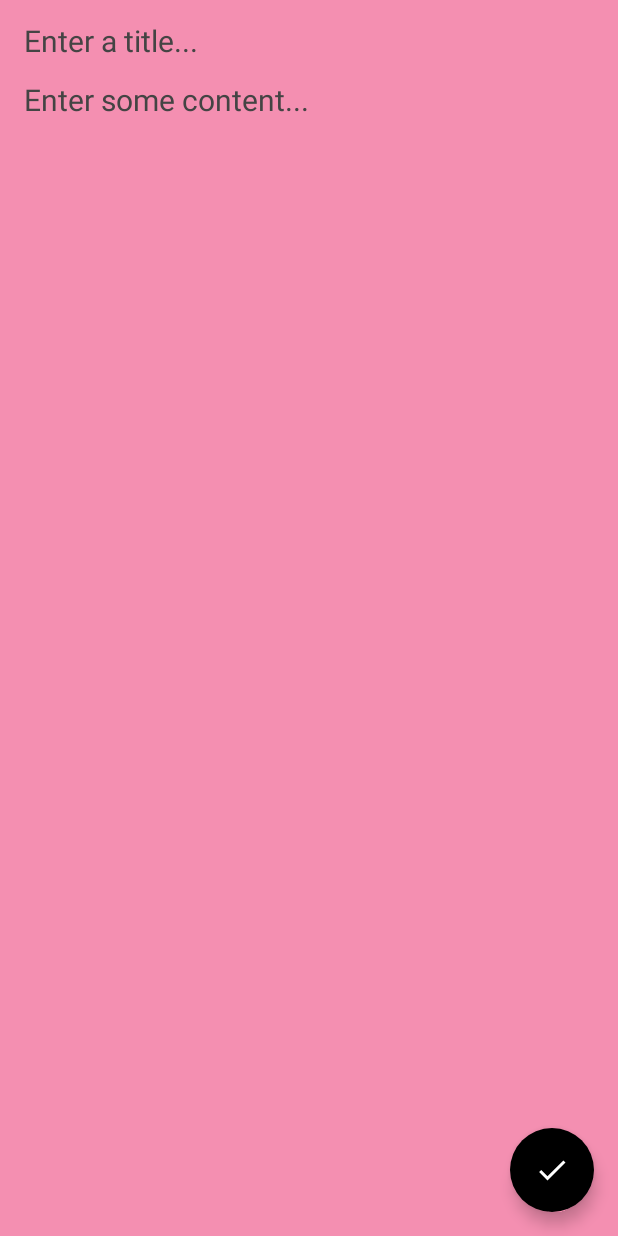
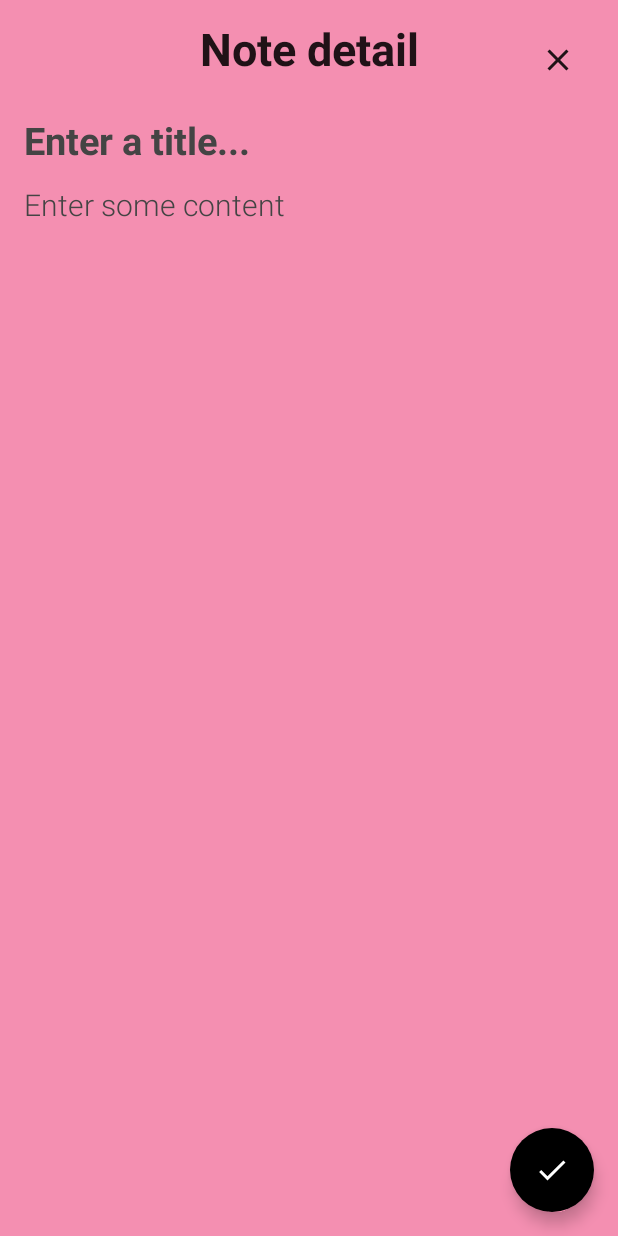
Before and after one commit to MeisterLabs/kmm-example-note-app, an Android app built with Jetpack Compose: the screen it shows after launch (MainActivity), after a tap on "Add note", on a phone screen of 412 x 824 dp. Run offline under Robolectric (Android 15) with nearby library versions, the light colour scheme and no system bars; our stand-ins replace Dagger/Hilt's generated code; libraries missing offline, so code that uses them is left out: com.squareup.sqldelight; 2 statements that could not run were skipped.

Commit message:
update strings

```diff
--- a/androidApp/src/main/java/com/meisterlabs/testapp/android/MainActivity.kt
+++ b/androidApp/src/main/java/com/meisterlabs/testapp/android/MainActivity.kt
@@ -19,12 +19,12 @@ class MainActivity : ComponentActivity() {
         setContent {
             MyApplicationTheme {
                 val navController = rememberNavController()
-                NavHost(navController = navController, startDestination = "note_list") {
-                    composable(route = "note_list") {
+                NavHost(navController = navController, startDestination = Screen.NoteListScreen.route) {
+                    composable(route = Screen.NoteListScreen.route) {
                         NoteListScreen(navController = navController)
                     }
                     composable(
-                        route = "note_detail/{noteId}",
+                        route = "${Screen.NoteDetailScreen.route}/{noteId}",
                         arguments = listOf(
                             navArgument(name = "noteId") {
                                 type = NavType.LongType
--- /dev/null
+++ b/androidApp/src/main/java/com/meisterlabs/testapp/android/Screen.kt
@@ -0,0 +1,6 @@
+package com.meisterlabs.testapp.android
+
+sealed class Screen(val route: String) {
+    object NoteListScreen: Screen("note_list_screen")
+    object NoteDetailScreen : Screen("note_detail_screen")
+}
--- a/androidApp/src/main/java/com/meisterlabs/testapp/android/note_detail/NoteDetailScreen.kt
+++ b/androidApp/src/main/java/com/meisterlabs/testapp/android/note_detail/NoteDetailScreen.kt
@@ -1,27 +1,39 @@
 package com.meisterlabs.testapp.android.note_detail
 
 import androidx.compose.foundation.background
+import androidx.compose.foundation.layout.Arrangement
+import androidx.compose.foundation.layout.Box
 import androidx.compose.foundation.layout.Column
+import androidx.compose.foundation.layout.Row
 import androidx.compose.foundation.layout.Spacer
 import androidx.compose.foundation.layout.fillMaxSize
+import androidx.compose.foundation.layout.fillMaxWidth
 import androidx.compose.foundation.layout.height
 import androidx.compose.foundation.layout.padding
+import androidx.compose.foundation.layout.size
 import androidx.compose.material.FloatingActionButton
 import androidx.compose.material.Icon
+import androidx.compose.material.IconButton
 import androidx.compose.material.Scaffold
+import androidx.compose.material.Text
 import androidx.compose.material.icons.Icons
 import androidx.compose.material.icons.filled.Check
+import androidx.compose.material.icons.filled.Close
 import androidx.compose.runtime.Composable
 import androidx.compose.runtime.LaunchedEffect
 import androidx.compose.runtime.collectAsState
 import androidx.compose.runtime.getValue
+import androidx.compose.ui.Alignment
 import androidx.compose.ui.Modifier
 import androidx.compose.ui.graphics.Color
+import androidx.compose.ui.res.stringResource
 import androidx.compose.ui.text.TextStyle
+import androidx.compose.ui.text.font.FontWeight
 import androidx.compose.ui.unit.dp
 import androidx.compose.ui.unit.sp
 import androidx.hilt.navigation.compose.hiltViewModel
 import androidx.navigation.NavController
+import com.meisterlabs.testapp.android.R
 
 @Composable
 fun NoteDetailScreen(
@@ -32,6 +44,8 @@ fun NoteDetailScreen(
 
     val state by viewModel.state.collectAsState()
     val hasNoteBeenSaved by viewModel.hasNoteBeenSaved.collectAsState()
+
+    val isEdit = noteId != -1L
 
     LaunchedEffect(key1 = hasNoteBeenSaved) {
         if (hasNoteBeenSaved) {
@@ -47,7 +61,7 @@ fun NoteDetailScreen(
             ) {
                 Icon(
                     imageVector = Icons.Default.Check,
-                    contentDescription = "Save note",
+                    contentDescription = stringResource(id = R.string.save_note),
                     tint = Color.White
                 )
             }
@@ -60,28 +74,50 @@ fun NoteDetailScreen(
                 .padding(padding)
                 .padding(16.dp)
         ) {
+            Box(
+                modifier = Modifier
+                    .fillMaxWidth()
+            ) {
+                Text(
+                    text = stringResource(id = R.string.note_detail),
+                    fontWeight = FontWeight.Bold,
+                    fontSize = 30.sp,
+                    modifier = Modifier.align(Alignment.TopCenter)
+                )
+                IconButton(onClick = {
+                    navController.popBackStack()
+                },
+                    modifier = Modifier.align(Alignment.TopEnd)
+                ) {
+                    Icon(
+                        imageVector = Icons.Default.Close,
+                        contentDescription = stringResource(id = R.string.close_note_detail)
+                    )
+                }
+            }
+            Spacer(modifier = Modifier.size(16.dp))
             TransparentHintTextField(
                 text = state.noteTitle,
-                hint = "Enter a title...",
+                hint = stringResource(id = R.string.hint_note_title),
                 isHintVisible = state.isNoteTitleHintVisible,
                 onValueChanged = viewModel::onNoteTitleChanged,
                 onFocusChanged = {
                     viewModel.onNoteTitleFocusChanged(it.isFocused)
                 },
                 singleLine = true,
-                textStyle = TextStyle(fontSize = 20.sp)
+                textStyle = TextStyle(fontSize = 25.sp, fontWeight = FontWeight.Bold)
             )
             Spacer(modifier = Modifier.height(16.dp))
             TransparentHintTextField(
                 text = state.noteContent,
-                hint = "Enter some content...",
+                hint = stringResource(id = R.string.hint_note_content),
                 isHintVisible = state.isNoteContentHintVisible,
                 onValueChanged = viewModel::onNoteContentChanged,
                 onFocusChanged = {
                     viewModel.onNoteContentFocusChanged(it.isFocused)
                 },
                 singleLine = false,
-                textStyle = TextStyle(fontSize = 20.sp),
+                textStyle = TextStyle(fontSize = 20.sp, fontWeight = FontWeight.Light),
                 modifier = Modifier.weight(1f)
             )
         }
--- a/androidApp/src/main/java/com/meisterlabs/testapp/android/note_list/HideableTextField.kt
+++ b/androidApp/src/main/java/com/meisterlabs/testapp/android/note_list/HideableTextField.kt
@@ -17,7 +17,9 @@ import androidx.compose.material.icons.filled.Search
 import androidx.compose.runtime.Composable
 import androidx.compose.ui.Alignment
 import androidx.compose.ui.Modifier
+import androidx.compose.ui.res.stringResource
 import androidx.compose.ui.unit.dp
+import com.meisterlabs.testapp.android.R
 
 @Composable
 fun HideableSearchTextfield(
@@ -38,7 +40,7 @@ fun HideableSearchTextfield(
                 value = text,
                 onValueChange = onTextChange,
                 shape = RoundedCornerShape(50.dp),
-                placeholder = { Text(text = "Search") },
+                placeholder = { Text(text = stringResource(id = R.string.search)) },
                 modifier = Modifier
                     .fillMaxWidth()
                     .padding(16.dp)
@@ -54,7 +56,7 @@ fun HideableSearchTextfield(
             IconButton(onClick = onCloseClick) {
                 Icon(
                     imageVector = Icons.Default.Close,
-                    contentDescription = "Close search"
+                    contentDescription = stringResource(id = R.string.close_search)
                 )
             }
         }
@@ -67,7 +69,7 @@ fun HideableSearchTextfield(
             IconButton(onClick = onSearchClick) {
                 Icon(
                     imageVector = Icons.Default.Search,
-                    contentDescription = "Open search"
+                    contentDescription = stringResource(id = R.string.open_search)
                 )
             }
         }
--- a/androidApp/src/main/java/com/meisterlabs/testapp/android/note_list/NoteItem.kt
+++ b/androidApp/src/main/java/com/meisterlabs/testapp/android/note_list/NoteItem.kt
@@ -21,11 +21,13 @@ import androidx.compose.ui.Alignment
 import androidx.compose.ui.Modifier
 import androidx.compose.ui.draw.clip
 import androidx.compose.ui.graphics.Color
+import androidx.compose.ui.res.stringResource
 import androidx.compose.ui.text.font.FontWeight
 import androidx.compose.ui.unit.dp
 import androidx.compose.ui.unit.sp
 import com.meisterlabs.testapp.domain.note.Note
 import com.meisterlabs.noteapp.domain.time.DateTimeUtil
+import com.meisterlabs.testapp.android.R
 
 @Composable
 fun NoteItem(
@@ -57,7 +59,7 @@ fun NoteItem(
             )
             Icon(
                 imageVector = Icons.Default.Close,
-                contentDescription = "Delete note",
+                contentDescription = stringResource(id = R.string.delete_note),
                 modifier = Modifier
                     .clickable(MutableInteractionSource(), null) {
                         onDeleteClick()
--- a/androidApp/src/main/java/com/meisterlabs/testapp/android/note_list/NoteListScreen.kt
+++ b/androidApp/src/main/java/com/meisterlabs/testapp/android/note_list/NoteListScreen.kt
@@ -20,11 +20,15 @@ import androidx.compose.runtime.getValue
 import androidx.compose.ui.Alignment
 import androidx.compose.ui.Modifier
 import androidx.compose.ui.graphics.Color
+import androidx.compose.ui.res.stringResource
 import androidx.compose.ui.text.font.FontWeight
+import androidx.compose.ui.text.style.TextAlign
 import androidx.compose.ui.unit.dp
 import androidx.compose.ui.unit.sp
 import androidx.hilt.navigation.compose.hiltViewModel
 import androidx.navigation.NavHostController
+import com.meisterlabs.testapp.android.R
+import com.meisterlabs.testapp.android.Screen
 
 @OptIn(ExperimentalFoundationApi::class)
 @Composable
@@ -43,13 +47,13 @@ fun NoteListScreen(
             FloatingActionButton(
                 onClick = {
                     // must be specified argument on new note
-                    navController.navigate("note_detail/-1L")
+                    navController.navigate("${Screen.NoteDetailScreen.route}/-1L")
                 },
                 backgroundColor = Color.Black
             ) {
                 Icon(
                     imageVector = Icons.Default.Add,
-                    contentDescription = "Add note",
+                    contentDescription = stringResource(id = R.string.add_note),
                     tint = Color.White
                 )
             }
@@ -80,7 +84,7 @@ fun NoteListScreen(
                     exit = fadeOut()
                 ) {
                     Text(
-                        text = "All notes",
+                        text = stringResource(id = R.string.all_notes),
                         fontWeight = FontWeight.Bold,
                         fontSize = 30.sp
                     )
@@ -98,7 +102,7 @@ fun NoteListScreen(
                         backgroundColor = Color(note.colorHex),
                         onNoteClick = {
                             // edit route
-                            navController.navigate("note_detail/${note.id}")
+                            navController.navigate("${Screen.NoteDetailScreen.route}/${note.id}")
                         },
                         onDeleteClick = {
                             viewModel.deleteNoteById(note.id!!)
@@ -111,5 +115,18 @@ fun NoteListScreen(
                 }
             }
         }
+        Box(
+            contentAlignment = Alignment.Center,
+            modifier = Modifier.fillMaxSize()
+        ) {
+            if (state.notes.isEmpty()) {
+                Text(
+                    text = stringResource(id = R.string.no_notes),
+                    fontWeight = FontWeight.SemiBold,
+                    fontSize = 20.sp,
+                    textAlign = TextAlign.Center
+                )
+            }
+        }
     }
 }
--- /dev/null
+++ b/androidApp/src/main/res/values/strings.xml
@@ -0,0 +1,15 @@
+<?xml version="1.0" encoding="utf-8"?>
+<resources>
+    <string name="all_notes">All notes</string>
+    <string name="add_note">Add note</string>
+    <string name="delete_note">Delete note</string>
+    <string name="search">Search</string>
+    <string name="close_search">Close search</string>
+    <string name="open_search">Open search</string>
+    <string name="save_note">Save note</string>
+    <string name="hint_note_title">Enter a title...</string>
+    <string name="hint_note_content">Enter some content</string>
+    <string name="no_notes">No notes found</string>
+    <string name="note_detail">Note detail</string>
+    <string name="close_note_detail">Close note detail</string>
+</resources>
```
